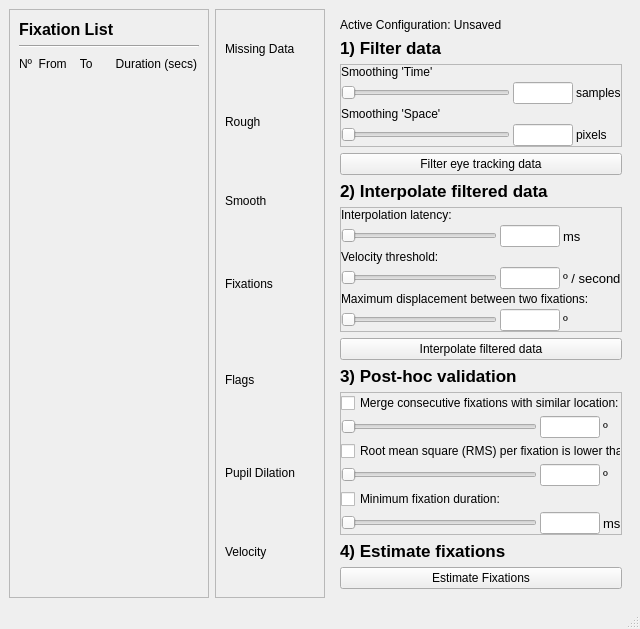
This is MainWindow2.ui in jamesalvarez/grafix-coder as Qt 5 draws it before an edit. The edited form follows.
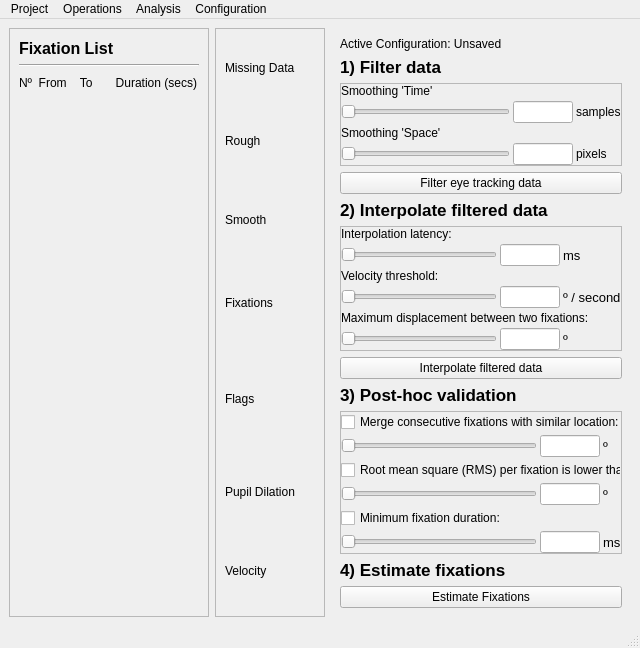
This is the edited form.

What changed in the file:
```diff
--- a/MainWindow2.ui
+++ b/MainWindow2.ui
@@ -1248,6 +1248,53 @@
      <height>21</height>
     </rect>
    </property>
+   <widget class="QMenu" name="menuProject">
+    <property name="title">
+     <string>Project</string>
+    </property>
+    <addaction name="actionNew_Open"/>
+    <addaction name="actionConfiguration"/>
+    <addaction name="actionClose"/>
+   </widget>
+   <widget class="QMenu" name="menuOperations">
+    <property name="title">
+     <string>Operations</string>
+    </property>
+    <widget class="QMenu" name="menuVisualisations">
+     <property name="title">
+      <string>Visualisations</string>
+     </property>
+     <addaction name="actionCurrent_Fragment"/>
+     <addaction name="actionSegment"/>
+    </widget>
+    <addaction name="menuVisualisations"/>
+    <addaction name="actionSmoothing"/>
+    <addaction name="actionRecalculate_Fixations"/>
+    <addaction name="separator"/>
+    <addaction name="actionAuto_Fixation_Detection"/>
+    <addaction name="actionManual_Fixation_Detection"/>
+    <addaction name="separator"/>
+    <addaction name="actionShow_Error_Log"/>
+   </widget>
+   <widget class="QMenu" name="menuAnalysis">
+    <property name="title">
+     <string>Analysis</string>
+    </property>
+    <addaction name="actionShow_Statistics"/>
+    <addaction name="actionHeat_Map"/>
+    <addaction name="actionExport_Data"/>
+   </widget>
+   <widget class="QMenu" name="menuConfiguration">
+    <property name="title">
+     <string>Configuration</string>
+    </property>
+    <addaction name="actionAdjust_Parameters"/>
+    <addaction name="actionChange_Configuration"/>
+   </widget>
+   <addaction name="menuProject"/>
+   <addaction name="menuOperations"/>
+   <addaction name="menuAnalysis"/>
+   <addaction name="menuConfiguration"/>
   </widget>
   <widget class="QStatusBar" name="statusbar"/>
  </widget>
```
Left out of the diff: 75 changed lines with no effect on the pictures.
